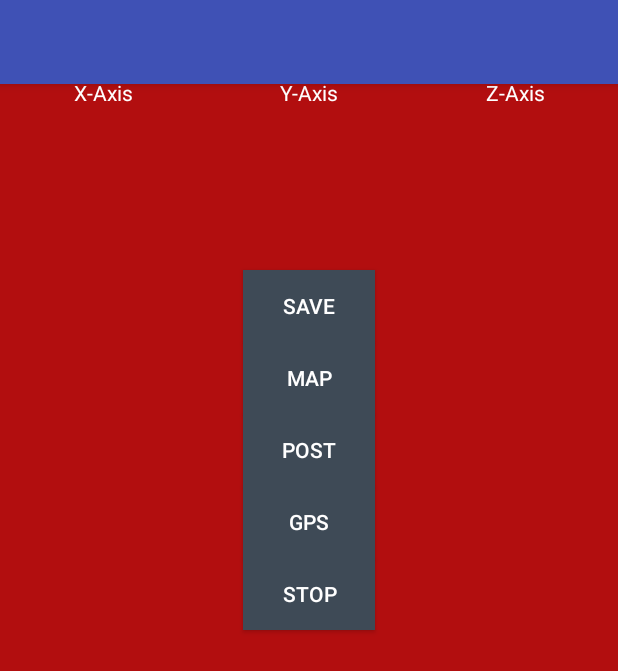
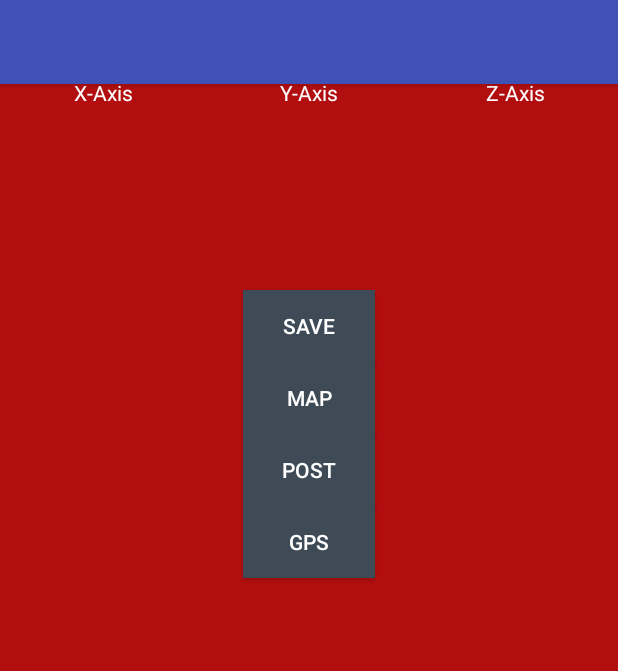
Before and after one commit to stefanavram/RG, an Android app: the screen it shows after launch (MainActivity), on a phone screen of 412 x 824 dp. Shown: the top 671 px of the screen. Run offline under Robolectric (Android 15) with nearby library versions, the phone set to English and light mode, and no system bars.

```diff
--- a/TestAccelerometer/app/src/main/java/com/roadgems/testaccelerometer/MainActivity.java
+++ b/TestAccelerometer/app/src/main/java/com/roadgems/testaccelerometer/MainActivity.java
@@ -8,7 +8,6 @@ import android.content.Intent;
 import android.os.AsyncTask;
 import android.os.Bundle;
 import android.view.View;
-import android.widget.Button;
 import android.widget.TextView;
 import android.widget.Toast;
 
@@ -24,17 +23,13 @@ import java.net.HttpURLConnection;
 import java.net.MalformedURLException;
 import java.net.URL;
 import java.net.URLEncoder;
-import java.util.ArrayList;
 import java.util.Iterator;
 
 public class MainActivity extends Activity {
 
     GPSTracker gps;
-    private final float NOISE = (float) 1.0;
-    protected ArrayList<String> xCoord = new ArrayList<>();
-    protected ArrayList<String> yCoord = new ArrayList<>();
-    protected ArrayList<String> zCoord = new ArrayList<>();
     TextView outputView;
+
 
     private ProgressDialog progress;
 
@@ -43,22 +38,22 @@ public class MainActivity extends Activity {
     public void onCreate(Bundle savedInstanceState) {
         super.onCreate(savedInstanceState);
         setContentView(R.layout.activity_main);
-
         outputView = (TextView) findViewById(R.id.showOutput);
 
-        Button map = (Button) findViewById(R.id.map);
-        map.setOnClickListener(new View.OnClickListener() {
-            public void onClick(View view) {
+        startService(new Intent(this, Vibrations.class));
+
+    }
+
+    public void saveData(View view) {
+        stopService(new Intent(this, Vibrations.class));
+    }
+
+    public void displayMap(View view) {
         Intent myIntent = new Intent(view.getContext(), Map.class);
         startActivityForResult(myIntent, 0);
     }
 
-        });
-
-
-        Button btnGps = (Button) findViewById(R.id.btnGps);
-        btnGps.setOnClickListener(new View.OnClickListener() {
-            public void onClick(View view) {
+    public void gps(View view) {
         gps = new GPSTracker(MainActivity.this);
 
         // check if GPS enabled
@@ -77,22 +72,7 @@ public class MainActivity extends Activity {
         }
     }
 
-        });
-
-        Button btnSave = (Button) findViewById(R.id.btnSave);
-        btnSave.setOnClickListener(new View.OnClickListener() {
-            @Override
-            public void onClick(View v) {
-
-
-            }
-        });
-
-    }
-
-
     public void postData(View view) {
-
         //new PostClass(this).execute(String.valueOf(lat), String.valueOf(lng), "Put");
     }
 
--- a/TestAccelerometer/app/src/main/res/layout/content_main.xml
+++ b/TestAccelerometer/app/src/main/res/layout/content_main.xml
@@ -86,7 +86,7 @@
         android:text="Save"
         android:id="@+id/btnSave"
         android:layout_gravity="center_horizontal"
-        android:onClick="saveToTxt"
+        android:onClick="saveData"
         android:background="@color/btn_bg"
         android:textColor="@color/white"/>
 
@@ -97,7 +97,8 @@
         android:id="@+id/map"
         android:layout_gravity="center_horizontal"
         android:background="@color/btn_bg"
-        android:textColor="@color/white"/>
+        android:textColor="@color/white"
+        android:onClick="displayMap" />
 
     <Button
         android:layout_width="wrap_content"
@@ -116,17 +117,8 @@
         android:id="@+id/btnGps"
         android:layout_gravity="center_horizontal"
         android:background="@color/btn_bg"
-        android:textColor="@color/white"/>
-
-    <Button
-        android:layout_width="wrap_content"
-        android:layout_height="wrap_content"
-        android:text="Stop"
-        android:id="@+id/btnStop"
-        android:layout_gravity="center_horizontal"
-        android:onClick="saveToTxt"
-        android:background="@color/btn_bg"
-        android:textColor="@color/white" />
+        android:textColor="@color/white"
+        android:onClick="gps" />
 
     <TextView
         android:layout_width="273dp"
```
Also changed, not shown: TestAccelerometer/app/src/main/java/com/roadgems/testaccelerometer/AccelData.java (added, +52 -0 lines), TestAccelerometer/app/src/main/java/com/roadgems/testaccelerometer/Vibrations.java (+45 -77 lines), TestAccelerometer/app/src/main/res/layout/activity_post.xml (deleted, +0 -19 lines). Lines whose indentation alone changed are shown as unchanged.
